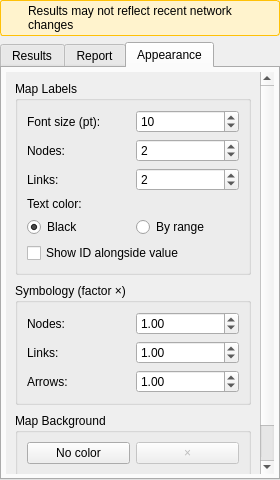
The window that ui/analysis/qgisred_results_dock.ui (qgisred/QGISRed) describes before a commit, drawn with Qt 5.
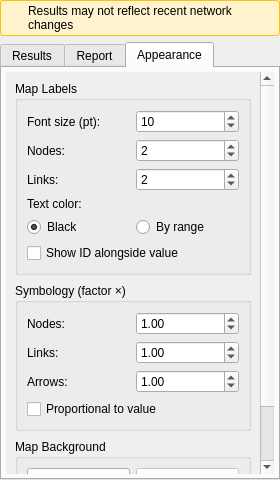
The same window after the commit. The open tabs and pages were chosen to show the change.

Commit message: Results: Show points and lines proportional to value

What changed in the file:
```diff
--- a/ui/analysis/qgisred_results_dock.ui
+++ b/ui/analysis/qgisred_results_dock.ui
@@ -1246,6 +1246,13 @@
                  </property>
                 </widget>
                </item>
+               <item row="3" column="0" colspan="2">
+                <widget class="QCheckBox" name="cbProportional">
+                 <property name="text">
+                  <string>Proportional to value</string>
+                 </property>
+                </widget>
+               </item>
               </layout>
              </widget>
             </item>
```
The commit also changes 8 other files.
